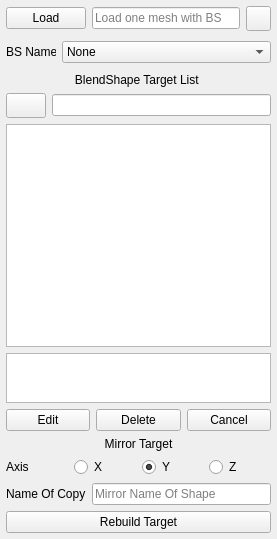
Qt form Faith/moduleInstaller/Faith/modules/Faith/scripts/Faith/Tools/BS_Manager/UI/BS_List.ui (Faith0521/Faith_Proj) before a commit.
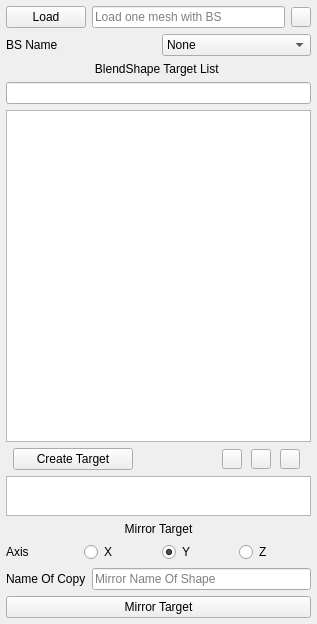
The same form after that commit. Icons and pictures are not drawn. Custom widgets are drawn as their Qt base class.

Diff of the .ui file:
```diff
--- a/Faith/moduleInstaller/Faith/modules/Faith/scripts/Faith/Tools/BS_Manager/UI/BS_List.ui
+++ b/Faith/moduleInstaller/Faith/modules/Faith/scripts/Faith/Tools/BS_Manager/UI/BS_List.ui
@@ -6,8 +6,8 @@
    <rect>
     <x>0</x>
     <y>0</y>
-    <width>277</width>
-    <height>539</height>
+    <width>317</width>
+    <height>624</height>
    </rect>
   </property>
   <property name="windowTitle">
@@ -59,14 +59,14 @@
       <widget class="QPushButton" name="setting_btn">
        <property name="minimumSize">
         <size>
-         <width>0</width>
-         <height>25</height>
+         <width>20</width>
+         <height>20</height>
         </size>
        </property>
        <property name="maximumSize">
         <size>
-         <width>25</width>
-         <height>16777215</height>
+         <width>20</width>
+         <height>20</height>
         </size>
        </property>
        <property name="toolTip">
@@ -80,7 +80,7 @@
 border-image: url(:/icon/SHAPES_preferences_150_light.png);
 }
 QPushButton:pressed{
-border-image: url(:/icon/SHAPES_preferences_150.png);
+border-image: url(:/icon/SHAPES_preferences_150_light.png);
 }</string>
        </property>
        <property name="text">
@@ -97,12 +97,12 @@
        <property name="minimumSize">
         <size>
          <width>0</width>
-         <height>30</height>
+         <height>0</height>
         </size>
        </property>
        <property name="maximumSize">
         <size>
-         <width>50</width>
+         <width>16777215</width>
          <height>16777215</height>
         </size>
        </property>
@@ -151,101 +151,167 @@
     </widget>
    </item>
    <item>
-    <layout class="QHBoxLayout" name="search_hb">
-     <item>
-      <widget class="QPushButton" name="search_btn">
-       <property name="minimumSize">
-        <size>
-         <width>0</width>
-         <height>25</height>
-        </size>
-       </property>
-       <property name="toolTip">
-        <string>Case sensetive search</string>
-       </property>
-       <property name="styleSheet">
-        <string notr="true">QPushButton{
-border-image: url(:/icon/SHAPES_weightPaste_200.png);
-}
-QPushButton:hover{
-border-image: url(:/icon/SHAPES_weightPaste_200_light.png);
-}
-QPushButton:pressed{
-border-image: url(:/icon/SHAPES_weightPaste_200.png);
-}</string>
-       </property>
-       <property name="text">
-        <string/>
-       </property>
-      </widget>
-     </item>
-     <item>
       <widget class="MLineEdit" name="search_le"/>
      </item>
-    </layout>
-   </item>
    <item>
     <widget class="QListWidget" name="target_list"/>
    </item>
-   <item>
-    <widget class="QListWidget" name="inbetween_list">
-     <property name="maximumSize">
-      <size>
-       <width>1111111</width>
-       <height>50</height>
-      </size>
-     </property>
-    </widget>
-   </item>
    <item>
     <layout class="QHBoxLayout" name="edit_hb">
+     <property name="spacing">
+      <number>2</number>
+     </property>
      <item>
       <widget class="MPushButton" name="edit_btn">
+       <property name="maximumSize">
+        <size>
+         <width>120</width>
+         <height>16777215</height>
+        </size>
+       </property>
        <property name="font">
         <font>
          <family>Segoe UI</family>
         </font>
        </property>
        <property name="toolTip">
-        <string>Edit blendShape</string>
+        <string>Crate new blendShape</string>
        </property>
        <property name="styleSheet">
         <string notr="true"/>
        </property>
        <property name="text">
-        <string>Edit</string>
+        <string>Create Target</string>
        </property>
       </widget>
      </item>
      <item>
-      <widget class="MPushButton" name="delete_btn">
-       <property name="font">
-        <font>
-         <family>Segoe UI</family>
-        </font>
+      <spacer name="horizontalSpacer">
+       <property name="orientation">
+        <enum>Qt::Horizontal</enum>
        </property>
+       <property name="sizeType">
+        <enum>QSizePolicy::Minimum</enum>
+       </property>
+       <property name="sizeHint" stdset="0">
+        <size>
+         <width>80</width>
+         <height>0</height>
+        </size>
+       </property>
+      </spacer>
+     </item>
+     <item>
+      <widget class="QPushButton" name="ccs_btn">
+       <property name="minimumSize">
+        <size>
+         <width>20</width>
+         <height>20</height>
+        </size>
+       </property>
+       <property name="maximumSize">
+        <size>
+         <width>10</width>
+         <height>20</height>
+        </size>
+       </property>
        <property name="toolTip">
-        <string>Delete blendShape</string>
+        <string>Create Correct Shape</string>
        </property>
+       <property name="styleSheet">
+        <string notr="true">QPushButton{
+border-image: url(:/icon/SHAPES_comboMembers_200.png);
+}
+QPushButton:hover{
+border-image: url(:/icon/SHAPES_comboMembers_200_light.png);
+}
+QPushButton:pressed{
+border-image: url(:/icon/SHAPES_comboMembers_200_light.png);
+}</string>
+       </property>
        <property name="text">
-        <string>Delete</string>
+        <string/>
        </property>
       </widget>
      </item>
      <item>
-      <widget class="MPushButton" name="cancel_btn">
-       <property name="font">
-        <font>
-         <family>Segoe UI</family>
-        </font>
+      <widget class="QPushButton" name="dup_btn">
+       <property name="minimumSize">
+        <size>
+         <width>20</width>
+         <height>20</height>
+        </size>
        </property>
+       <property name="maximumSize">
+        <size>
+         <width>20</width>
+         <height>20</height>
+        </size>
+       </property>
+       <property name="toolTip">
+        <string>Duplicate mesh</string>
+       </property>
+       <property name="styleSheet">
+        <string notr="true">QPushButton{
+border-image: url(:/icon/SHAPES_weightPaste_200.png);
+}
+QPushButton:hover{
+border-image: url(:/icon/SHAPES_weightPaste_200_light.png);
+}
+QPushButton:pressed{
+border-image: url(:/icon/SHAPES_weightPaste_200_light.png);
+}</string>
+       </property>
        <property name="text">
-        <string>Cancel</string>
+        <string/>
+       </property>
+      </widget>
+     </item>
+     <item>
+      <widget class="QPushButton" name="extr_btn">
+       <property name="minimumSize">
+        <size>
+         <width>20</width>
+         <height>20</height>
+        </size>
+       </property>
+       <property name="maximumSize">
+        <size>
+         <width>20</width>
+         <height>20</height>
+        </size>
+       </property>
+       <property name="toolTip">
+        <string>Extract target</string>
+       </property>
+       <property name="styleSheet">
+        <string notr="true">QPushButton{
+border-image: url(:/icon/SHAPES_weightExport_200.png);
+}
+QPushButton:hover{
+border-image: url(:/icon/SHAPES_weightExport_200_light.png);
+}
+QPushButton:pressed{
+border-image: url(:/icon/SHAPES_weightExport_200_light.png);
+}</string>
+       </property>
+       <property name="text">
+        <string/>
        </property>
       </widget>
      </item>
     </layout>
    </item>
+   <item>
+    <widget class="QListWidget" name="inbetween_list">
+     <property name="maximumSize">
+      <size>
+       <width>16777215</width>
+       <height>40</height>
+      </size>
+     </property>
+    </widget>
+   </item>
    <item>
     <layout class="QVBoxLayout" name="mirror_vb">
      <item>
@@ -346,19 +412,19 @@
        </item>
       </layout>
      </item>
-    </layout>
-   </item>
    <item>
-    <widget class="MPushButton" name="rebuild_btn">
+      <widget class="MPushButton" name="mirror_btn">
      <property name="font">
       <font>
        <family>Segoe UI</family>
       </font>
      </property>
      <property name="text">
-      <string>Rebuild Target</string>
-     </property>
-    </widget>
+        <string>Mirror Target</string>
+       </property>
+      </widget>
+     </item>
+    </layout>
    </item>
   </layout>
  </widget>
```
Lines whose indentation alone changed are shown as unchanged.
